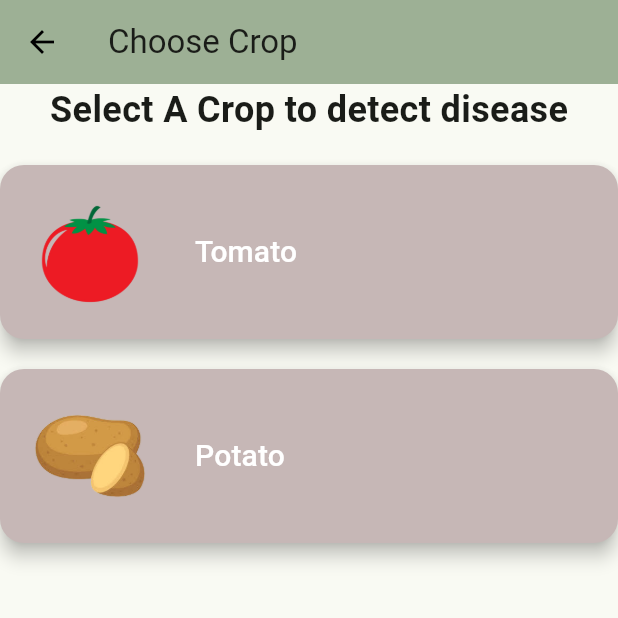
After one commit to afnaayshu/TechSow-App, a Flutter app: the screen it shows once a user with an empty profile is signed in, item 2 of the bottom bar chosen, on a phone screen of 412 x 824 dp, the top half of it. The commit adds this screen. Run offline on Flutter 3.47's test engine with Material 3 defaults, Android fonts, the phone set to English and light mode, and no system bars; our stand-ins replace camera, cloud_firestore, firebase_auth, firebase_core, get, google_sign_in and 3 more; missing offline and left inert: flutter_tflite; accounts and stored records are empty.

```diff
--- a/assets/model/potato_labels.txt
+++ b/assets/model/potato_labels.txt
@@ -1,3 +1,3 @@
-Early-Blight
-Healthy
-Late-Blight
+Potato___Early_blight
+Potato___Late_blight
+Potato___healthy
--- /dev/null
+++ b/assets/model/potato_labels_cnn.txt
@@ -0,0 +1,3 @@
+Potato___Early_blight
+Potato___Late_blight
+Potato___healthy
--- a/lib/main.dart
+++ b/lib/main.dart
@@ -2,6 +2,7 @@ import 'package:camera/camera.dart';
 import 'package:firebase_auth/firebase_auth.dart';
 import 'package:firebase_core/firebase_core.dart';
 import 'package:flutter/material.dart';
+import 'package:techsow/controllers/rover_controller.dart';
 import 'package:techsow/screens/home.dart';
 import 'package:techsow/screens/welcome_screen.dart';
 import 'package:techsow/theme/theme.dart';
@@ -37,6 +38,9 @@ class MyApp extends StatelessWidget {
         }
         }
       ),
+      routes: {
+        '/rover': (context) => RoverControlPage(), // Define the IoT app development page route
+      },
     );
   }
 }
--- /dev/null
+++ b/lib/screens/choose_crop.dart
@@ -0,0 +1,121 @@
+import 'package:camera/camera.dart';
+import 'package:flutter/material.dart';
+import 'package:techsow/controllers/camera_screen.dart';
+
+class ChooseCrop extends StatefulWidget {
+  final List<CameraDescription> cameras;
+
+  const ChooseCrop({Key? key, required this.cameras}) : super(key: key);
+
+  @override
+  State<ChooseCrop> createState() => _ChooseCropState();
+}
+
+class _ChooseCropState extends State<ChooseCrop> {
+
+  late List<CameraDescription> cameras;
+
+  @override
+  void initState() {
+    super.initState();
+    initializeCamera();
+  }
+
+  initializeCamera() async {
+    cameras = await availableCameras();
+  }
+
+  @override
+  Widget build(BuildContext context) {
+    return Scaffold(
+
+      appBar: AppBar(
+        title: Text('Choose Crop'),
+        iconTheme: const IconThemeData(color: Colors.black),
+        // backgroundColor: Colors.transparent,
+        backgroundColor: Color.fromARGB(255, 165, 182, 143),
+        elevation: 3,
+      ),
+      body: Center(
+        child: Column(
+          children: [
+            const Text(
+              'Select A Crop to detect disease',
+              style: TextStyle(
+                fontSize: 24,
+                fontWeight: FontWeight.bold,
+              ),
+            ),
+            const SizedBox(height: 20),
+            Column(
+              mainAxisAlignment: MainAxisAlignment.center,
+              children: <Widget>[
+                ElevatedButton(
+                  onPressed: () {
+                    navigateToCameraScreen(context, 'tomato');
+                  },
+                  style: ElevatedButton.styleFrom(
+                    backgroundColor: Color.fromARGB(255, 198, 183, 182), // Change the background color here
+                  ),
+                  child: Row(
+                    children: [
+                      Image.asset(
+                        'assets/images/tomato_icon.png', // Add the path to your tomato image asset
+                        height: 80,
+                        width: 80,
+                      ),
+                      const SizedBox(width: 30,),
+                      const Text(
+                        'Tomato',
+                        style: TextStyle(
+                          fontSize: 20,
+                        ),
+                      ),
+                    ],
+                  ),
+                ),
+                const SizedBox(height: 20),
+                ElevatedButton(
+                  onPressed: () {
+                    navigateToCameraScreen(context, 'potato');
+                  },
+                  style: ElevatedButton.styleFrom(
+                    backgroundColor: Color.fromARGB(255, 198, 183, 182), // Change the background color here
+                  ),
+                  child: Row(
+                    children: [
+                      Image.asset(
+                        'assets/images/potato_icon.png', // Add the path to your potato image asset
+                        height: 80,
+                        width: 80,
+                      ),
+                      const SizedBox(width: 30),
+                      const Text(
+                        'Potato',
+                        style: TextStyle(
+                          fontSize: 20,
+                        ),
+                      ),
+                    ],
+                  ),
+                ),
+              ],
+            ),
+          ],
+        ),
+      ),
+    );
+  }
+
+
+  void navigateToCameraScreen(BuildContext context, String cropName) {
+    Navigator.push(
+      context,
+      MaterialPageRoute(
+        builder: (context) {
+          return CameraScreen(cameras: cameras , cropName: cropName,);
+        },
+      ),
+    );
+  }
+}
```
Also changed, not shown: assets/model/yolov2_tiny.txt (added, +80 -0 lines), lib/controllers/camera_screen.dart (+187 -59 lines), lib/controllers/rover_controller.dart (added, +58 -0 lines), lib/screens/home.dart (+15 -66 lines), lib/screens/signup_screen.dart (+16 -3 lines), pubspec.yaml (+9 -3 lines), assets/images/potato_icon.png (added), assets/images/tomato_icon.png (added), pubspec.lock, 7 other files.
